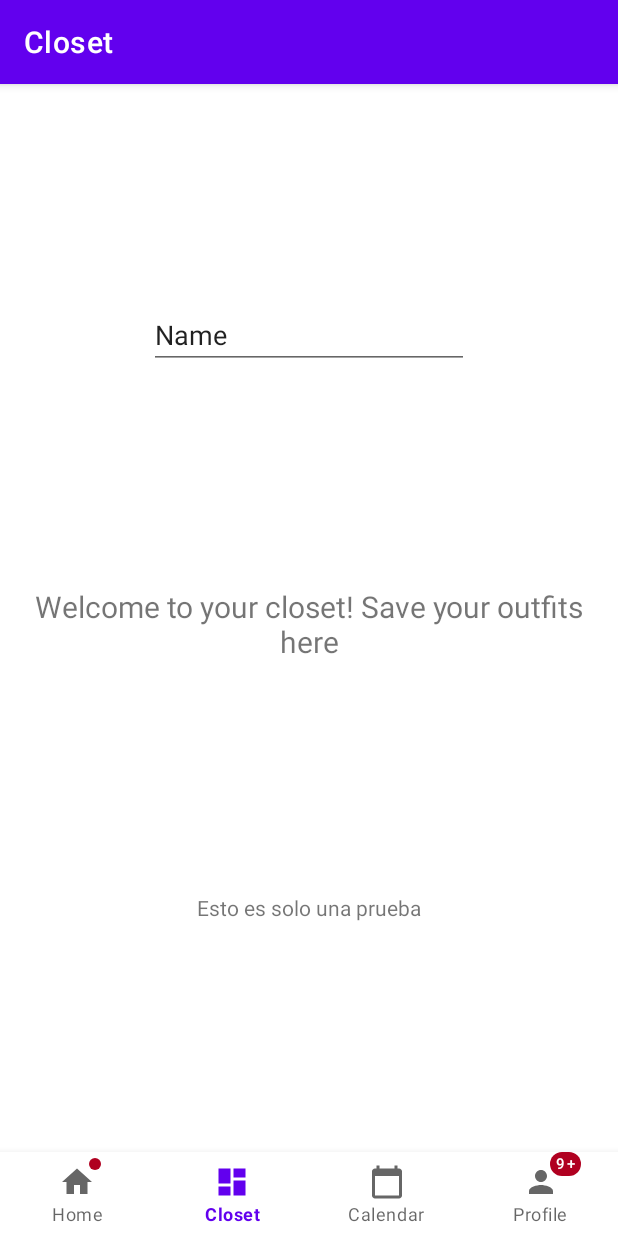
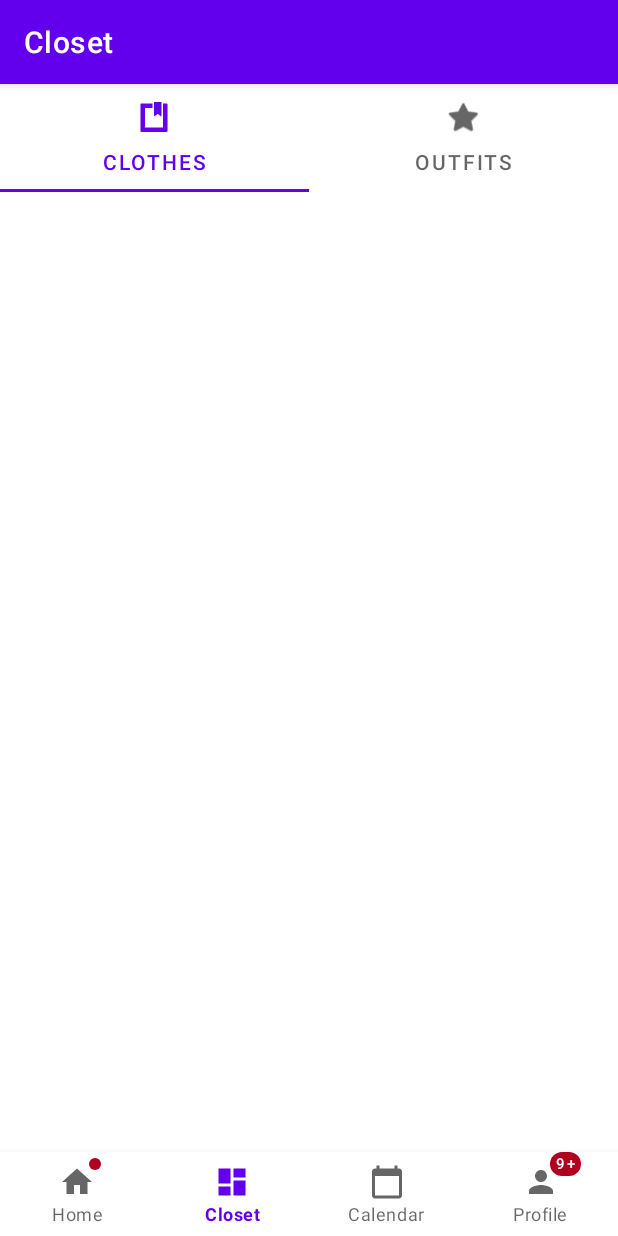
Before and after one commit to carlosoliva2000/my-closet, an Android app: the ClosetFragment screen opened through its navigation route, on a phone screen of 412 x 824 dp. Run offline under Robolectric (Android 15) with nearby library versions, the phone set to English and light mode, and no system bars; our stand-ins replace navigation-ui.

Commit message:
Closet and Calendar prototyping
Also, themes added to make the app more stylish and use of the edge-to-edge feature.

```diff
--- a/app/src/main/java/com/example/mycloset/MainActivity.java
+++ b/app/src/main/java/com/example/mycloset/MainActivity.java
@@ -6,6 +6,9 @@ import com.google.android.material.badge.BadgeDrawable;
 import com.google.android.material.bottomnavigation.BottomNavigationView;
 
 import androidx.appcompat.app.AppCompatActivity;
+import androidx.core.view.ViewCompat;
+import androidx.core.view.WindowCompat;
+import androidx.core.view.WindowInsetsControllerCompat;
 import androidx.navigation.NavController;
 import androidx.navigation.Navigation;
 import androidx.navigation.ui.AppBarConfiguration;
@@ -43,6 +46,12 @@ public class MainActivity extends AppCompatActivity {
         BadgeDrawable homeBadge = binding.navView.getOrCreateBadge(R.id.navigation_home);
         homeBadge.setVisible(true);
 
+        // Edge-to-edge experience
+        // Top system bar won't be considered on screen's dimensions
+//        WindowCompat.setDecorFitsSystemWindows(getWindow(), false);
+        // Bottom (navigation) system bar won't be translucent, it will take the color defined in themes
+        WindowInsetsControllerCompat windowInsetsController = WindowCompat.getInsetsController(getWindow(), getWindow().getDecorView());
+        windowInsetsController.setAppearanceLightNavigationBars(true);
     }
 
 }
--- a/app/src/main/java/com/example/mycloset/ui/closet/ClosetFragment.java
+++ b/app/src/main/java/com/example/mycloset/ui/closet/ClosetFragment.java
@@ -24,8 +24,8 @@ public class ClosetFragment extends Fragment {
         binding = FragmentClosetBinding.inflate(inflater, container, false);
         View root = binding.getRoot();
 
-        final TextView textView = binding.textCloset;
-        closetViewModel.getText().observe(getViewLifecycleOwner(), textView::setText);
+//        final TextView textView = binding.textCloset;
+//        closetViewModel.getText().observe(getViewLifecycleOwner(), textView::setText);
         return root;
     }
 
--- a/app/src/main/res/layout/fragment_calendar.xml
+++ b/app/src/main/res/layout/fragment_calendar.xml
@@ -18,5 +18,15 @@
         app:layout_constraintBottom_toBottomOf="parent"
         app:layout_constraintEnd_toEndOf="parent"
         app:layout_constraintStart_toStartOf="parent"
+        app:layout_constraintTop_toTopOf="parent"
+        app:layout_constraintVertical_bias="0.85" />
+
+    <CalendarView
+        android:id="@+id/calendarView"
+        android:layout_width="wrap_content"
+        android:layout_height="wrap_content"
+        app:layout_constraintBottom_toTopOf="@+id/text_calendar"
+        app:layout_constraintEnd_toEndOf="parent"
+        app:layout_constraintStart_toStartOf="parent"
         app:layout_constraintTop_toTopOf="parent" />
 </androidx.constraintlayout.widget.ConstraintLayout>
--- a/app/src/main/res/layout/fragment_closet.xml
+++ b/app/src/main/res/layout/fragment_closet.xml
@@ -6,39 +6,58 @@
     android:layout_height="match_parent"
     tools:context=".ui.closet.ClosetFragment">
 
-    <TextView
-        android:id="@+id/text_closet"
+    <com.google.android.material.tabs.TabLayout
+        style="@style/Widget.MaterialComponents.TabLayout"
         android:layout_width="match_parent"
         android:layout_height="wrap_content"
-        android:layout_marginStart="8dp"
-        android:layout_marginTop="8dp"
-        android:layout_marginEnd="8dp"
-        android:textAlignment="center"
-        android:textSize="20sp"
-        app:layout_constraintBottom_toBottomOf="parent"
+
         app:layout_constraintEnd_toEndOf="parent"
         app:layout_constraintStart_toStartOf="parent"
-        app:layout_constraintTop_toTopOf="parent" />
+        app:layout_constraintTop_toTopOf="parent"
 
-    <TextView
-        android:id="@+id/textView"
-        android:layout_width="wrap_content"
-        android:layout_height="wrap_content"
-        android:text="Esto es solo una prueba"
-        app:layout_constraintBottom_toBottomOf="parent"
-        app:layout_constraintEnd_toEndOf="parent"
-        app:layout_constraintStart_toStartOf="parent"
-        app:layout_constraintTop_toBottomOf="@+id/text_closet" />
+        app:tabMode="fixed">
+                <!--    RENDERING BUG!!! Comment out these TabItems to render properly in Design tab    -->
+                <com.google.android.material.tabs.TabItem
+                    android:layout_width="wrap_content"
+                    android:layout_height="wrap_content"
+                    android:text="Clothes"
+                    android:icon="@android:drawable/ic_input_get"
+                    />
 
-    <EditText
-        android:id="@+id/editTextText"
-        android:layout_width="wrap_content"
-        android:layout_height="wrap_content"
-        android:ems="10"
-        android:inputType="text"
-        android:text="Name"
-        app:layout_constraintBottom_toTopOf="@+id/text_closet"
-        app:layout_constraintEnd_toEndOf="parent"
-        app:layout_constraintStart_toStartOf="parent"
-        app:layout_constraintTop_toTopOf="parent" />
+                <com.google.android.material.tabs.TabItem
+                    android:layout_width="wrap_content"
+                    android:layout_height="wrap_content"
+                    android:text="Outfits"
+                    android:icon="@android:drawable/btn_star"
+                    />
+
+    </com.google.android.material.tabs.TabLayout>
+
+<!--    <androidx.viewpager2.widget.ViewPager2-->
+<!--        xmlns:android="http://schemas.android.com/apk/res/android"-->
+<!--        android:id="@+id/pager"-->
+<!--        android:layout_width="match_parent"-->
+<!--        android:layout_height="match_parent" />-->
+
+<!--    <com.google.android.material.floatingactionbutton.FloatingActionButton-->
+<!--        android:id="@+id/floatingActionButton2"-->
+<!--        android:layout_width="wrap_content"-->
+<!--        android:layout_height="wrap_content"-->
+<!--        android:layout_marginEnd="16dp"-->
+<!--        android:layout_marginBottom="32dp"-->
+<!--        android:clickable="true"-->
+<!--        android:src="@android:drawable/ic_menu_edit"-->
+<!--        app:layout_constraintBottom_toBottomOf="parent"-->
+<!--        app:layout_constraintEnd_toEndOf="parent"-->
+<!--        app:layout_constraintHorizontal_bias="1.0"-->
+<!--        app:layout_constraintStart_toStartOf="parent" />-->
+
+<!--    <TextView-->
+<!--        android:id="@+id/textView"-->
+<!--        android:layout_width="wrap_content"-->
+<!--        android:layout_height="wrap_content"-->
+<!--        android:text="TextView"-->
+<!--        app:layout_constraintEnd_toEndOf="parent"-->
+<!--        app:layout_constraintStart_toStartOf="parent"-->
+<!--        app:layout_constraintTop_toTopOf="parent" />-->
 </androidx.constraintlayout.widget.ConstraintLayout>
--- a/app/src/main/res/values/themes.xml
+++ b/app/src/main/res/values/themes.xml
@@ -10,7 +10,14 @@
         <item name="colorSecondaryVariant">@color/teal_700</item>
         <item name="colorOnSecondary">@color/black</item>
         <!-- Status bar color. -->
-        <item name="android:statusBarColor">?attr/colorPrimaryVariant</item>
+        <item name="android:statusBarColor">?attr/colorPrimary</item>
+
         <!-- Customize your theme here. -->
+        <item name="android:navigationBarColor">@android:color/transparent</item>
+
+        <!-- Optional: set the status bar light and content dark. -->
+<!--        <item name="android:windowLightStatusBar">-->
+<!--            true-->
+<!--        </item>-->
     </style>
 </resources>
```
